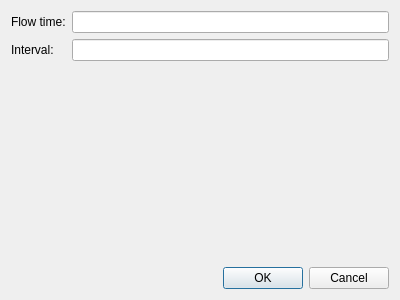
First picture: the form in calculatedialog.ui, repository SemenchenkoVitaliy/sobalap, before the edit.
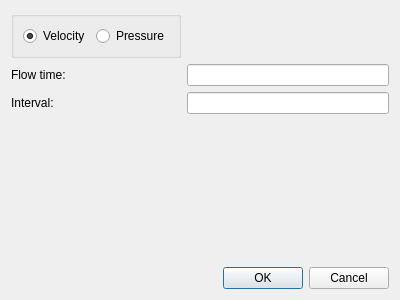
Second picture: the form after the edit.

Commit message: add switch between velocity and pressure input

The edit to the form file:
```diff
--- a/calculatedialog.ui
+++ b/calculatedialog.ui
@@ -21,26 +21,52 @@
   </property>
   <layout class="QFormLayout" name="formLayout">
    <item row="0" column="0">
+    <widget class="QGroupBox" name="groupBox">
+     <property name="title">
+      <string/>
+     </property>
+     <layout class="QHBoxLayout" name="horizontalLayout">
+      <item>
+       <widget class="QRadioButton" name="velocityBtn">
+        <property name="text">
+         <string>Velocity</string>
+        </property>
+        <property name="checked">
+         <bool>true</bool>
+        </property>
+       </widget>
+      </item>
+      <item>
+       <widget class="QRadioButton" name="pressureBtn">
+        <property name="text">
+         <string>Pressure</string>
+        </property>
+       </widget>
+      </item>
+     </layout>
+    </widget>
+   </item>
+   <item row="1" column="0">
     <widget class="QLabel" name="timeLabel">
      <property name="text">
       <string>Flow time:</string>
      </property>
     </widget>
    </item>
-   <item row="0" column="1">
+   <item row="1" column="1">
     <widget class="QLineEdit" name="timeEdit"/>
    </item>
-   <item row="1" column="0">
+   <item row="2" column="0">
     <widget class="QLabel" name="intervalLabel">
      <property name="text">
       <string>Interval:</string>
      </property>
     </widget>
    </item>
-   <item row="1" column="1">
-    <widget class="QLineEdit" name="intervalEdit"/>
-   </item>
    <item row="2" column="1">
+    <widget class="QLineEdit" name="intervalEdit"/>
+   </item>
+   <item row="3" column="1">
     <spacer name="verticalSpacer">
      <property name="orientation">
       <enum>Qt::Vertical</enum>
@@ -53,7 +79,7 @@
      </property>
     </spacer>
    </item>
-   <item row="3" column="1">
+   <item row="4" column="1">
     <widget class="QDialogButtonBox" name="buttonBox">
      <property name="orientation">
       <enum>Qt::Horizontal</enum>
```
The commit also changes 5 other files.
